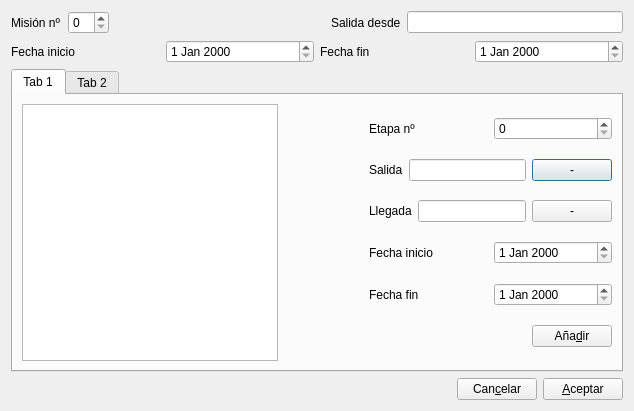
Qt form gui/dlgnuevamisionfilipinas.ui (rogorido/qtpredicadores) before a commit.
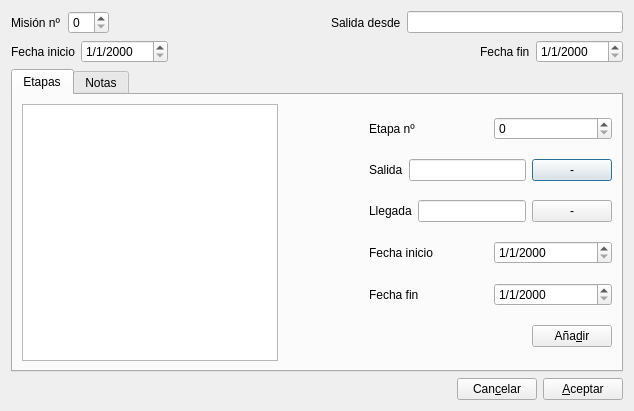
The same form after that commit. Custom widgets are drawn as their Qt base class.

Commit message: Inicio de funcionalidad en form para nuevas misiones

```diff
--- a/gui/dlgnuevamisionfilipinas.ui
+++ b/gui/dlgnuevamisionfilipinas.ui
@@ -70,7 +70,24 @@
       </widget>
      </item>
      <item>
-      <widget class="QDateEdit" name="dtFechaInicio"/>
+      <widget class="QDateEdit" name="dtFechaInicio">
+       <property name="displayFormat">
+        <string>d/M/yyyy</string>
+       </property>
+      </widget>
+     </item>
+     <item>
+      <spacer name="horizontalSpacer_5">
+       <property name="orientation">
+        <enum>Qt::Horizontal</enum>
+       </property>
+       <property name="sizeHint" stdset="0">
+        <size>
+         <width>40</width>
+         <height>20</height>
+        </size>
+       </property>
+      </spacer>
      </item>
      <item>
       <widget class="QLabel" name="label_2">
@@ -83,7 +100,11 @@
       </widget>
      </item>
      <item>
-      <widget class="QDateEdit" name="dtFechaFin"/>
+      <widget class="QDateEdit" name="dtFechaFin">
+       <property name="displayFormat">
+        <string>d/M/yyyy</string>
+       </property>
+      </widget>
      </item>
     </layout>
    </item>
@@ -94,7 +115,7 @@
      </property>
      <widget class="QWidget" name="tab">
       <attribute name="title">
-       <string>Tab 1</string>
+       <string>Etapas</string>
       </attribute>
       <layout class="QVBoxLayout" name="verticalLayout_2">
        <item>
@@ -195,7 +216,11 @@
               </widget>
              </item>
              <item>
-              <widget class="QDateEdit" name="dtFechaInicioEtapa"/>
+              <widget class="QDateEdit" name="dtFechaInicioEtapa">
+               <property name="displayFormat">
+                <string>d/M/yyyy</string>
+               </property>
+              </widget>
              </item>
             </layout>
            </item>
@@ -212,7 +237,11 @@
               </widget>
              </item>
              <item>
-              <widget class="QDateEdit" name="dtFechaFinEtapa"/>
+              <widget class="QDateEdit" name="dtFechaFinEtapa">
+               <property name="displayFormat">
+                <string>d/M/yyyy</string>
+               </property>
+              </widget>
              </item>
             </layout>
            </item>
@@ -248,7 +277,7 @@
      </widget>
      <widget class="QWidget" name="tab_2">
       <attribute name="title">
-       <string>Tab 2</string>
+       <string>Notas</string>
       </attribute>
       <layout class="QHBoxLayout" name="horizontalLayout_4">
        <item>
@@ -297,6 +326,12 @@
    <extends>QLineEdit</extends>
    <header location="global">widgets/myqlineedit.h</header>
   </customwidget>
+  <customwidget>
+   <class>WidgetNotas</class>
+   <extends>QWidget</extends>
+   <header>widgets/widgetnotas.h</header>
+   <container>1</container>
+  </customwidget>
  </customwidgets>
  <tabstops>
   <tabstop>spMisionNumero</tabstop>
```
Left out of the diff: 6 changed lines with no effect on the pictures. The commit also changes 5 other files.
